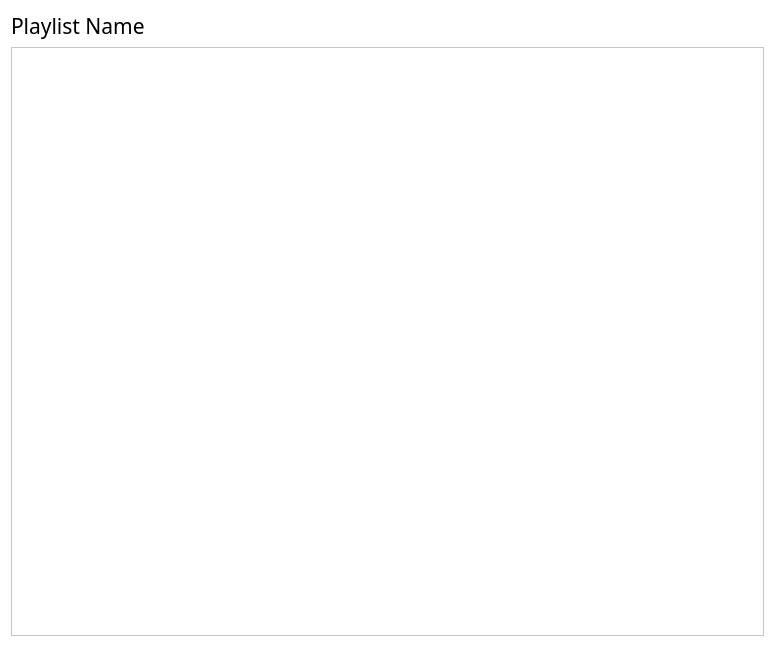
Above: ui/dialogs/playlistplayer.ui from amirmohsen1384/Mockingbird before the change. Below: the same form after it.
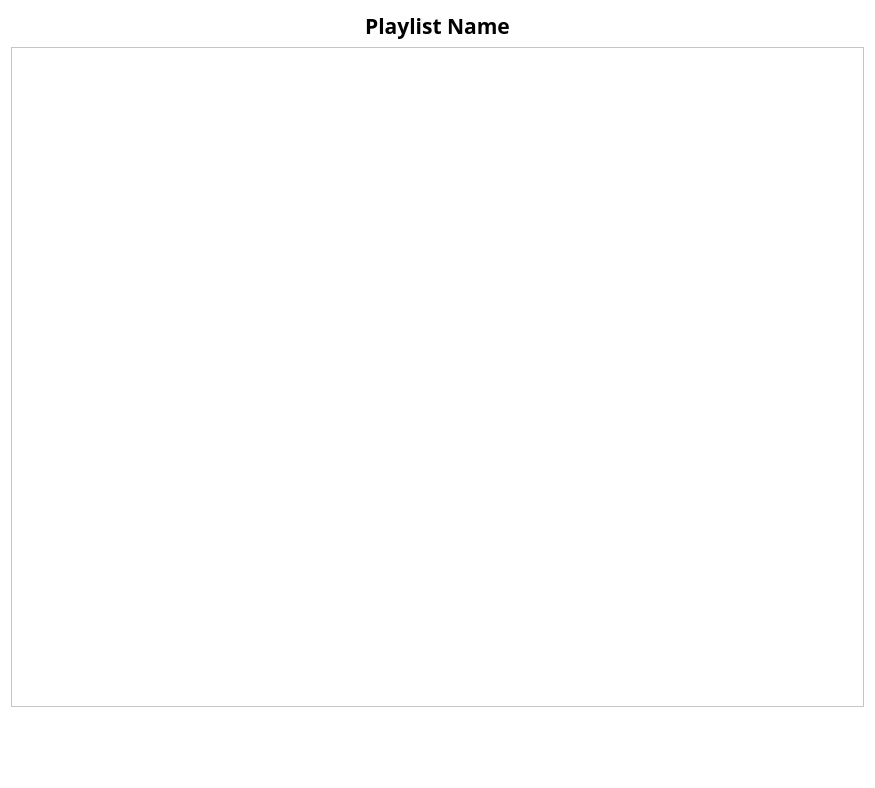
That is the form after the change. Custom widgets are drawn as their Qt base class.

Commit message: Added a panel to show the information of a song

The edit to the form file:
```diff
--- a/ui/dialogs/playlistplayer.ui
+++ b/ui/dialogs/playlistplayer.ui
@@ -6,8 +6,8 @@
    <rect>
     <x>0</x>
     <y>0</y>
-    <width>775</width>
-    <height>653</height>
+    <width>875</width>
+    <height>788</height>
    </rect>
   </property>
   <property name="palette">
@@ -72,12 +72,15 @@
       <font>
        <family>Segoe Print</family>
        <pointsize>16</pointsize>
-       <bold>false</bold>
+       <bold>true</bold>
       </font>
      </property>
      <property name="text">
       <string>Playlist Name</string>
      </property>
+     <property name="alignment">
+      <set>Qt::AlignmentFlag::AlignCenter</set>
+     </property>
     </widget>
    </item>
    <item>
@@ -96,6 +99,115 @@
      </property>
     </widget>
    </item>
+   <item>
+    <widget class="QFrame" name="infoFrame">
+     <property name="frameShape">
+      <enum>QFrame::Shape::NoFrame</enum>
+     </property>
+     <property name="frameShadow">
+      <enum>QFrame::Shadow::Plain</enum>
+     </property>
+     <property name="lineWidth">
+      <number>0</number>
+     </property>
+     <property name="midLineWidth">
+      <number>0</number>
+     </property>
+     <layout class="QGridLayout" name="infoLayout">
+      <property name="leftMargin">
+       <number>5</number>
+      </property>
+      <property name="topMargin">
+       <number>0</number>
+      </property>
+      <property name="rightMargin">
+       <number>5</number>
+      </property>
+      <property name="bottomMargin">
+       <number>5</number>
+      </property>
+      <item row="0" column="1">
+       <widget class="QLabel" name="genreIconLabel">
+        <property name="text">
+         <string/>
+        </property>
+        <property name="alignment">
+         <set>Qt::AlignmentFlag::AlignRight|Qt::AlignmentFlag::AlignTrailing|Qt::AlignmentFlag::AlignVCenter</set>
+        </property>
+       </widget>
+      </item>
+      <item row="1" column="0">
+       <widget class="QLabel" name="artistLabel">
+        <property name="sizePolicy">
+         <sizepolicy hsizetype="MinimumExpanding" vsizetype="Preferred">
+          <horstretch>0</horstretch>
+          <verstretch>0</verstretch>
+         </sizepolicy>
+        </property>
+        <property name="font">
+         <font>
+          <pointsize>12</pointsize>
+          <italic>true</italic>
+          <bold>false</bold>
+         </font>
+        </property>
+        <property name="text">
+         <string/>
+        </property>
+       </widget>
+      </item>
+      <item row="0" column="0">
+       <widget class="QLabel" name="nameLabel">
+        <property name="sizePolicy">
+         <sizepolicy hsizetype="MinimumExpanding" vsizetype="Preferred">
+          <horstretch>0</horstretch>
+          <verstretch>0</verstretch>
+         </sizepolicy>
+        </property>
+        <property name="font">
+         <font>
+          <family>Segoe Print</family>
+          <pointsize>16</pointsize>
+          <bold>true</bold>
+         </font>
+        </property>
+        <property name="text">
+         <string/>
+        </property>
+       </widget>
+      </item>
+      <item row="0" column="2">
+       <widget class="QLabel" name="genreTextLabel">
+        <property name="font">
+         <font>
+          <bold>true</bold>
+         </font>
+        </property>
+        <property name="text">
+         <string/>
+        </property>
+       </widget>
+      </item>
+      <item row="1" column="1" colspan="2">
+       <widget class="QLabel" name="yearLabel">
+        <property name="font">
+         <font>
+          <pointsize>10</pointsize>
+          <italic>true</italic>
+          <bold>false</bold>
+         </font>
+        </property>
+        <property name="text">
+         <string/>
+        </property>
+        <property name="alignment">
+         <set>Qt::AlignmentFlag::AlignRight|Qt::AlignmentFlag::AlignTrailing|Qt::AlignmentFlag::AlignVCenter</set>
+        </property>
+       </widget>
+      </item>
+     </layout>
+    </widget>
+   </item>
    <item>
     <widget class="Player" name="player" native="true">
      <property name="sizePolicy">
```
Left out of the diff: 2 changed lines with no effect on the pictures. The commit also changes 1 other file.
